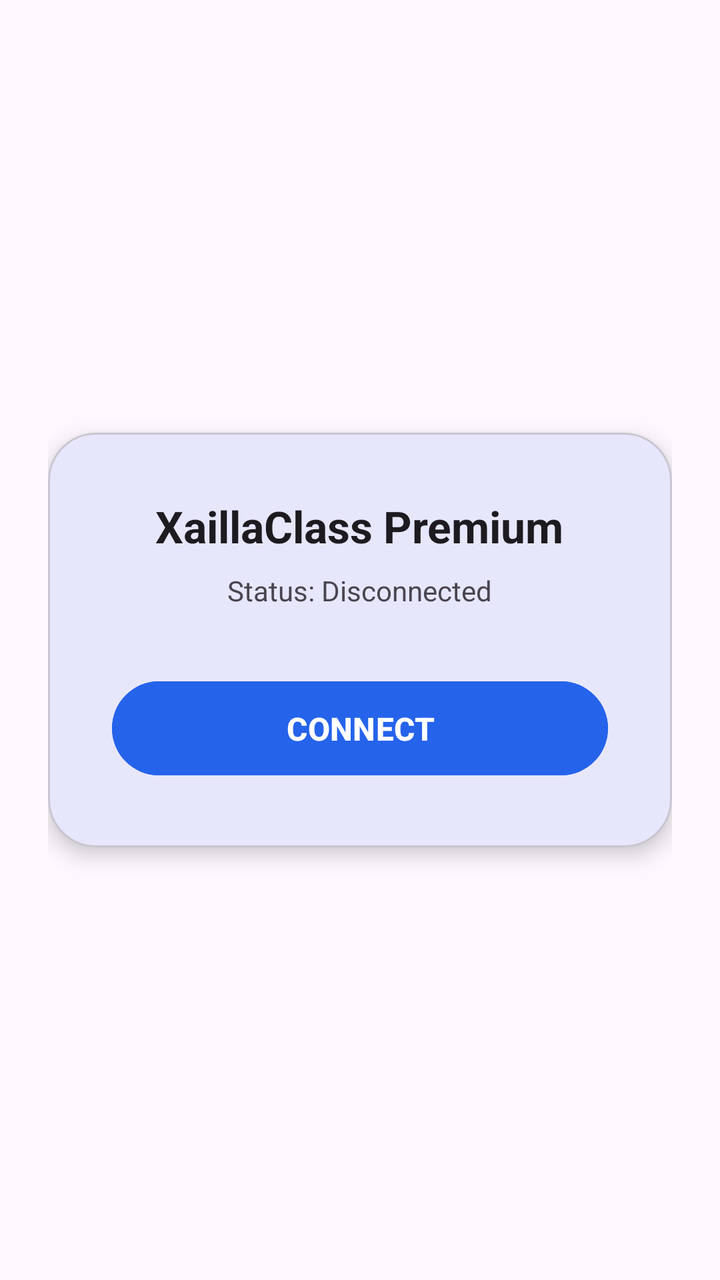
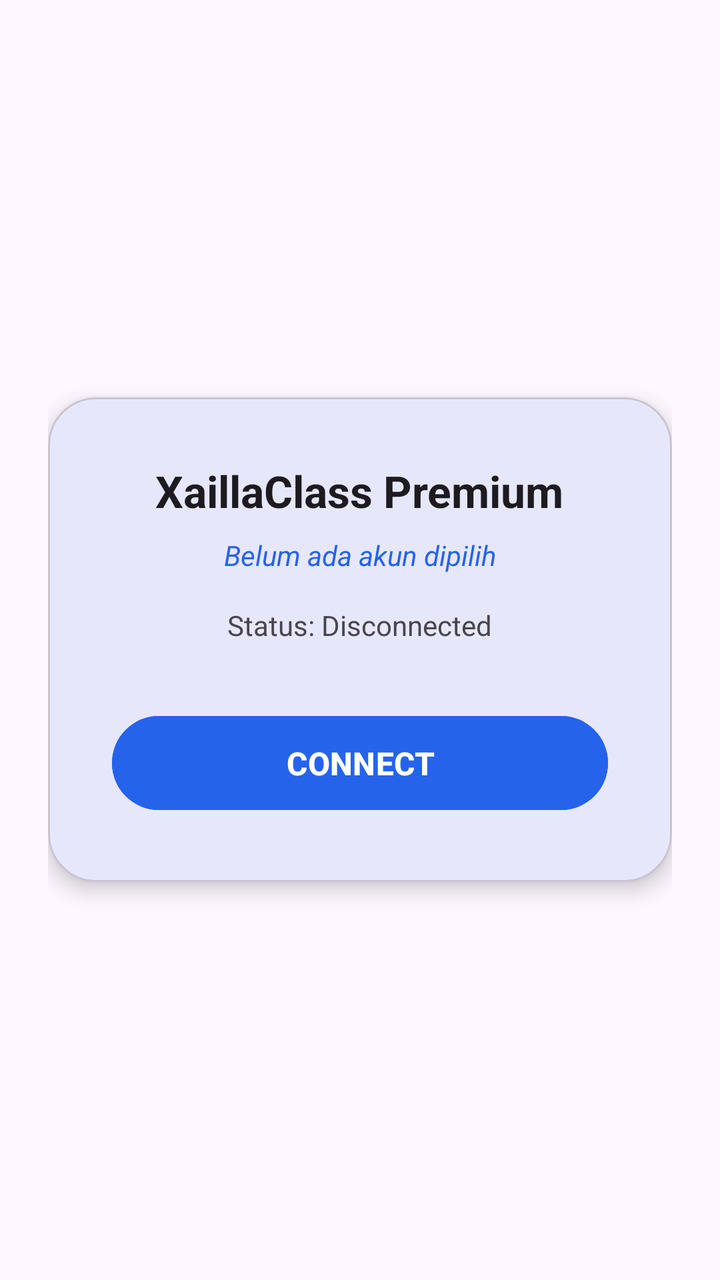

Compare the two renders of this Android layout. The source of the first and the diff that turns it into the second are given below.
<!-- AndroidManifest.xml: application theme Theme.XaillaClass -->
<!-- res/layout/fragment_home.xml -->
<?xml version="1.0" encoding="utf-8"?>
<LinearLayout xmlns:android="http://schemas.android.com/apk/res/android" xmlns:app="http://schemas.android.com/apk/res-auto"
    android:layout_width="match_parent" android:layout_height="match_parent" android:orientation="vertical"
    android:gravity="center" android:padding="24dp" android:background="?android:attr/windowBackground">
    <com.google.android.material.card.MaterialCardView android:layout_width="match_parent" android:layout_height="wrap_content"
        app:cardCornerRadius="24dp" app:cardElevation="6dp" app:cardBackgroundColor="?attr/colorSurface">
        <LinearLayout android:layout_width="match_parent" android:layout_height="wrap_content"
            android:orientation="vertical" android:gravity="center" android:padding="32dp">
            <TextView android:layout_width="wrap_content" android:layout_height="wrap_content"
                android:text="@string/app_name" android:textSize="22sp" android:textColor="?android:attr/textColorPrimary" android:textStyle="bold" />
            <TextView android:id="@+id/tvStatus" android:layout_width="wrap_content" android:layout_height="wrap_content"
                android:layout_marginTop="8dp" android:text="@string/status_disconnected" android:textColor="?android:attr/textColorSecondary" android:textSize="14sp" />
            <Button android:id="@+id/btnConnect" android:layout_width="match_parent" android:layout_height="55dp"
                android:layout_marginTop="32dp" android:text="@string/connect" android:textSize="16sp"
                android:textStyle="bold" android:textColor="#FFFFFF" android:backgroundTint="@color/blue_primary" app:cornerRadius="28dp" />
        </LinearLayout>
    </com.google.android.material.card.MaterialCardView>
</LinearLayout>
<!-- resources referenced by this layout -->
<resources>
  <color name="blue_primary">#2563EB</color>
  <string name="app_name">XaillaClass Premium</string>
  <string name="connect">CONNECT</string>
  <string name="status_disconnected">Status: Disconnected</string>
  <style name="Theme.XaillaClass" parent="Theme.Material3.DayNight.NoActionBar">
          <item name="colorPrimary">#2563EB</item>
          <item name="android:statusBarColor">@android:color/transparent</item>
          <item name="android:windowLightStatusBar">true</item>
      </style>
</resources>

<!-- the commit's change to res/layout/fragment_home.xml (unified diff, before → after) -->
@@ -2,14 +2,23 @@
 <LinearLayout xmlns:android="http://schemas.android.com/apk/res/android" xmlns:app="http://schemas.android.com/apk/res-auto"
     android:layout_width="match_parent" android:layout_height="match_parent" android:orientation="vertical"
     android:gravity="center" android:padding="24dp" android:background="?android:attr/windowBackground">
+    
     <com.google.android.material.card.MaterialCardView android:layout_width="match_parent" android:layout_height="wrap_content"
         app:cardCornerRadius="24dp" app:cardElevation="6dp" app:cardBackgroundColor="?attr/colorSurface">
+        
         <LinearLayout android:layout_width="match_parent" android:layout_height="wrap_content"
             android:orientation="vertical" android:gravity="center" android:padding="32dp">
+            
             <TextView android:layout_width="wrap_content" android:layout_height="wrap_content"
                 android:text="@string/app_name" android:textSize="22sp" android:textColor="?android:attr/textColorPrimary" android:textStyle="bold" />
+            
+            <TextView android:id="@+id/tvActiveName" android:layout_width="wrap_content" android:layout_height="wrap_content"
+                android:layout_marginTop="8dp" android:text="Belum ada akun dipilih" 
+                android:textSize="14sp" android:textStyle="italic" android:textColor="?attr/colorPrimary" />
+            
             <TextView android:id="@+id/tvStatus" android:layout_width="wrap_content" android:layout_height="wrap_content"
-                android:layout_marginTop="8dp" android:text="@string/status_disconnected" android:textColor="?android:attr/textColorSecondary" android:textSize="14sp" />
+                android:layout_marginTop="16dp" android:text="@string/status_disconnected" android:textColor="?android:attr/textColorSecondary" android:textSize="14sp" />
+            
             <Button android:id="@+id/btnConnect" android:layout_width="match_parent" android:layout_height="55dp"
                 android:layout_marginTop="32dp" android:text="@string/connect" android:textSize="16sp"
                 android:textStyle="bold" android:textColor="#FFFFFF" android:backgroundTint="@color/blue_primary" app:cornerRadius="28dp" />
